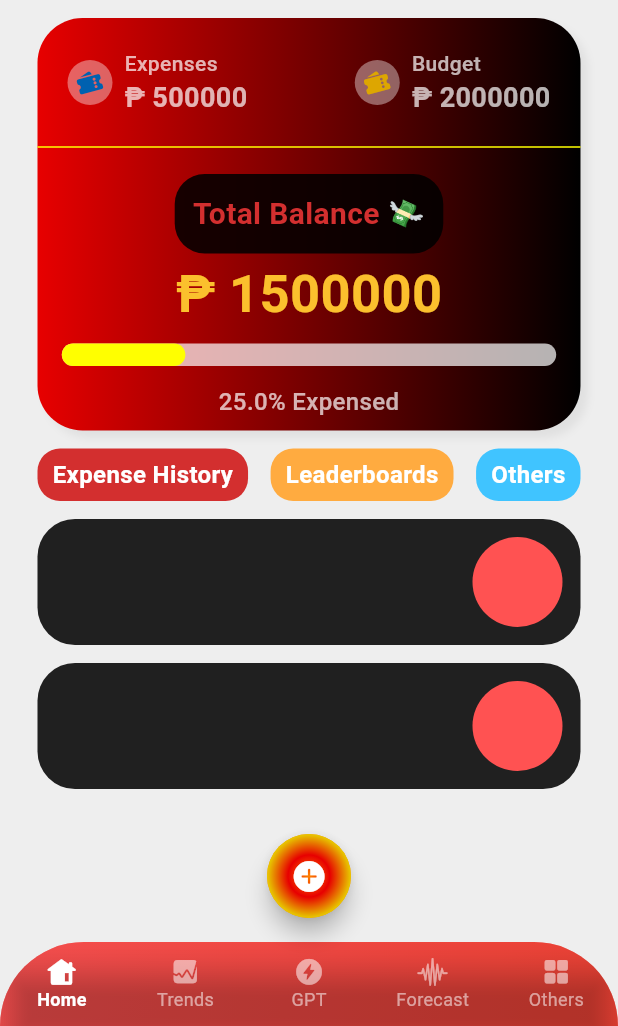
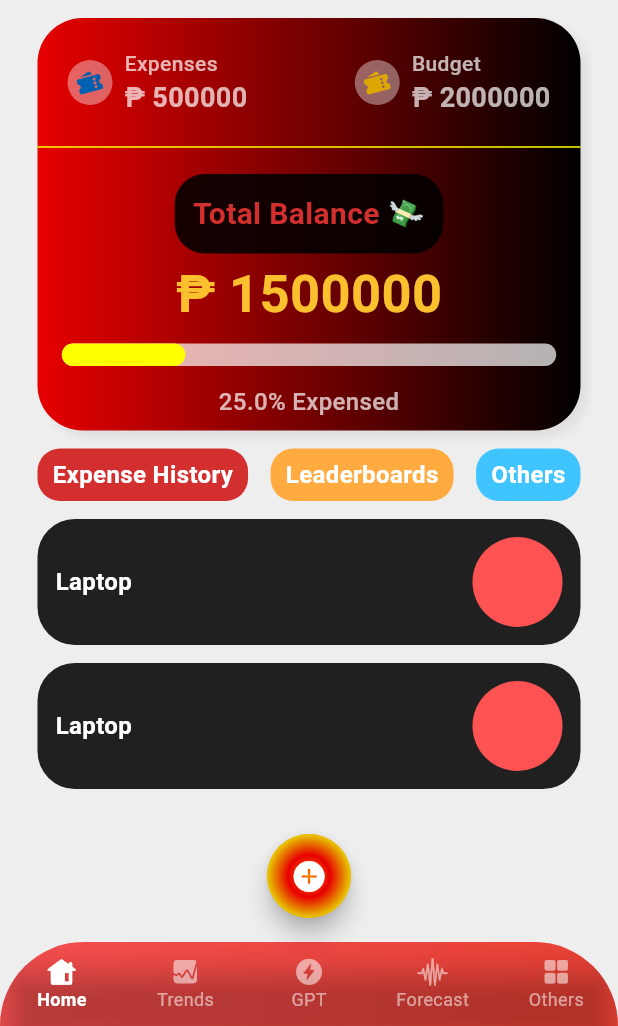
Before and after one commit to donyelqt/pera-pinoy, a Flutter app: the screen it shows after launch, on a phone screen of 412 x 824 dp, the part 210-1236 px from its top. Run offline on Flutter 3.47's test engine with Material 3 defaults, Android fonts, the phone set to English and light mode, and no system bars.

Commit message:
"Updated MainScreen: changed MainAxisAlignment to spaceBetween, added Text widget and SizedBox to Row children"

```diff
--- a/lib/screens/home/views/main_screen.dart
+++ b/lib/screens/home/views/main_screen.dart
@@ -338,15 +338,24 @@ class MainScreen extends StatelessWidget {
                         child: Padding(
                           padding: const EdgeInsets.all(12.0),
                           child: Row(
-                            mainAxisAlignment: MainAxisAlignment.end,
+                            mainAxisAlignment: MainAxisAlignment.spaceBetween,
                             children: [
+                              Text(
+                                'Laptop',
+                                style: TextStyle(
+                                  fontSize: 16,
+                                  color: Colors.white,
+                                  fontWeight: FontWeight.bold,
+                                ),
+                              ),
+                              SizedBox(width: 12),
                               Container(
                                 width: 60,
                                 height: 60,
                                 decoration: BoxDecoration(
                                     color: Colors.redAccent,
                                     shape: BoxShape.circle),
-                              )
+                              ),
                             ],
                           ),
                         ),
```
